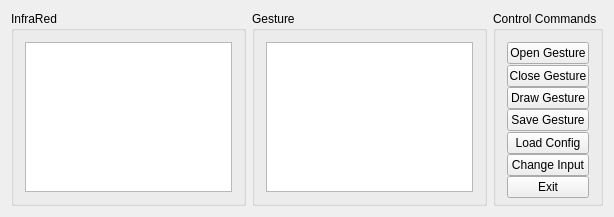
Above: mainwindow.ui from alex-nagami/QtKinectInteraction before the change. Below: the same form after it.
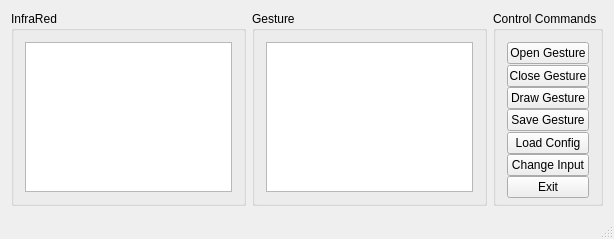
That is the form after the change. Custom widgets are drawn as their Qt base class.

```diff
--- a/mainwindow.ui
+++ b/mainwindow.ui
@@ -7,7 +7,7 @@
     <x>0</x>
     <y>0</y>
     <width>610</width>
-    <height>213</height>
+    <height>235</height>
    </rect>
   </property>
   <property name="windowTitle">
@@ -215,6 +215,7 @@
     </item>
    </layout>
   </widget>
+  <widget class="QStatusBar" name="statusBar"/>
  </widget>
  <layoutdefault spacing="6" margin="11"/>
  <customwidgets>
```
